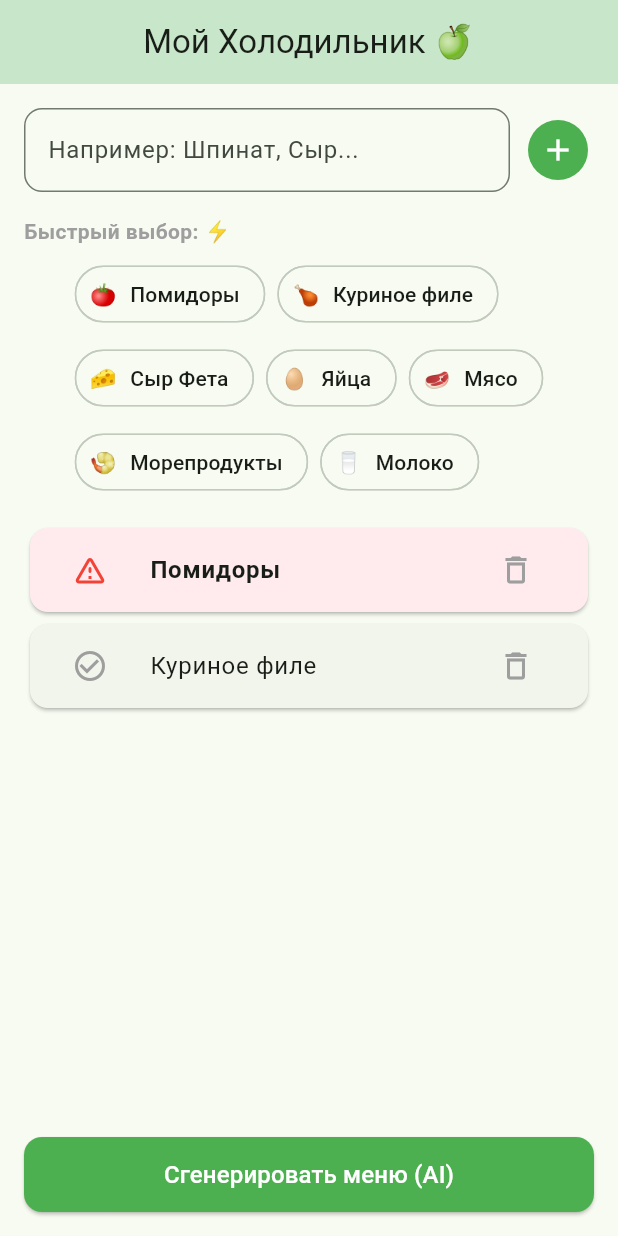
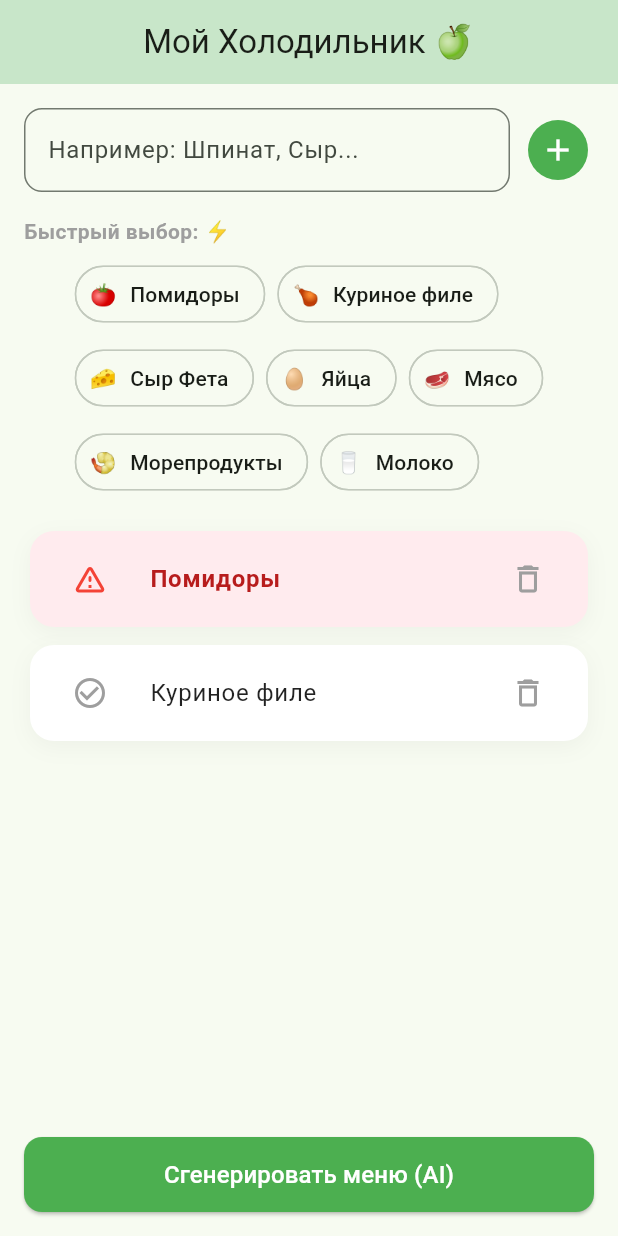
Before and after one commit to cherrydan/zero_waste_chef, a Flutter app: the screen it shows after launch, on a phone screen of 412 x 824 dp. Run offline on Flutter 3.47's test engine with Material 3 defaults, Android fonts, the phone set to English and light mode, and no system bars.

Commit message:
style: upgrade fridge screen cards to premium minimal design with shadows and responsive colors

```diff
--- a/lib/screens/fridge_screen.dart
+++ b/lib/screens/fridge_screen.dart
@@ -163,9 +163,29 @@ final List<PopularProduct> _popularProducts = [
                       itemCount: _ingredients.length,
                       itemBuilder: (context, index) {
                         final item = _ingredients[index];
-                        return Card(
-                          color: item.isUrgent ? Colors.red.shade50 : null,
+                        return Container(
+  // 1. Настраиваем отступы СНАРУЖИ, чтобы карточки не слипались
+  margin: const EdgeInsets.symmetric(vertical: 6.0, horizontal: 4.0),
+
+  // 2. Настраиваем нашу космическую декорацию
+  decoration: BoxDecoration(
+    // Твоя умная строчка выбора цвета:
+    color: item.isUrgent ? Colors.red.shade50 : Colors.white,
+    // Скругляем углы карточки на 16 пикселей
+    borderRadius: BorderRadius.circular(16.0),
+    // Твоя глубокая и мягкая тень:
+    boxShadow: [
+      BoxShadow(
+        color: Colors.black.withValues(alpha: 0.04), // всего 4% видимости тени для ультра-мягкости
+        blurRadius: 12,
+        offset: const Offset(0, 4),
+      ),
+    ],
+  ),
+
+  // 3. Внутрь контейнера кладем наш ListTile с контентом
   child: ListTile(
+    contentPadding: const EdgeInsets.symmetric(horizontal: 16.0, vertical: 4.0), // Отступы внутри ListTile
     leading: IconButton(
       icon: Icon(
         item.isUrgent ? Icons.warning_amber_rounded : Icons.check_circle_outline,
@@ -177,6 +197,7 @@ final List<PopularProduct> _popularProducts = [
       item.name,
       style: TextStyle(
         fontWeight: item.isUrgent ? FontWeight.bold : FontWeight.normal,
+        color: item.isUrgent ? Colors.red.shade900 : Colors.black87, // Делаем текст срочных продуктов темно-красным
       ),
     ),
     trailing: IconButton(
@@ -185,6 +206,7 @@ final List<PopularProduct> _popularProducts = [
     ),
   ),
 );
+
                       },
                     ),
             ),
```
Lines whose indentation alone changed are shown as unchanged.
